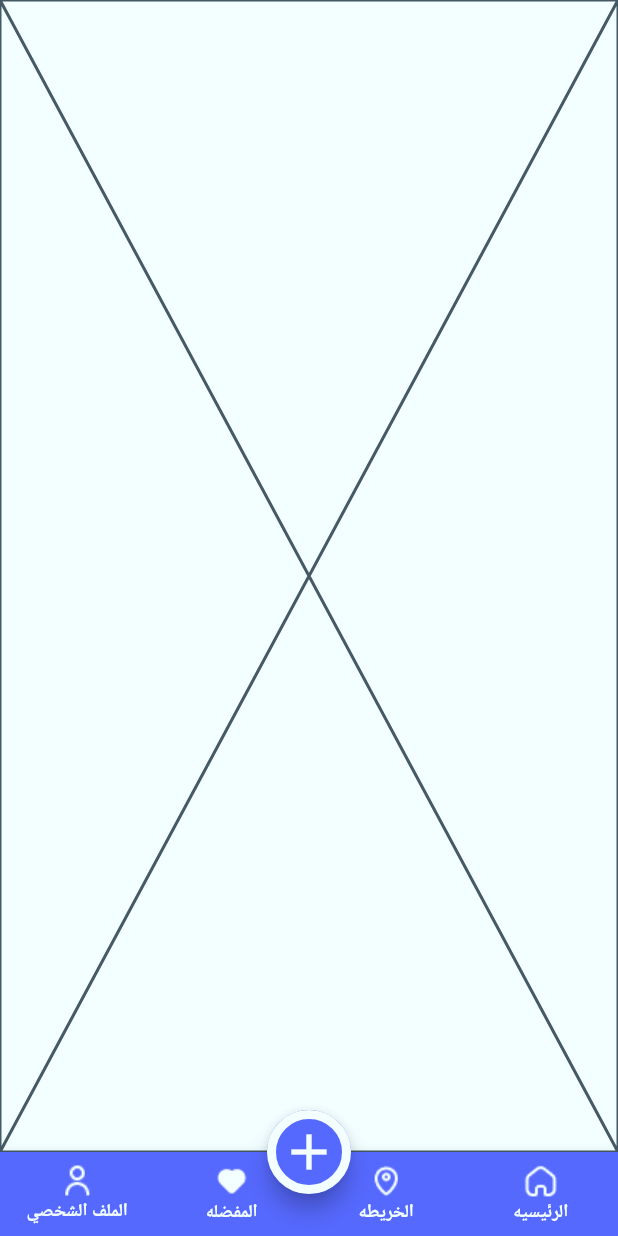
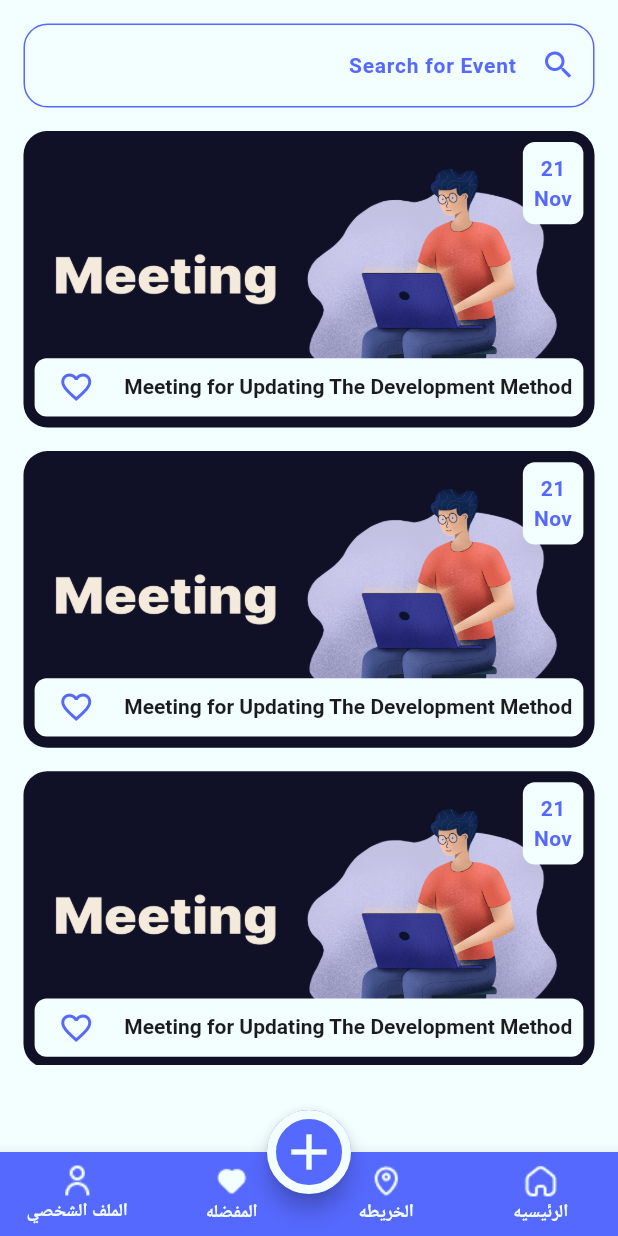
Before and after one commit to DinaAli261/eventely, a Flutter app: the screen it shows after launch, item 3 of the bottom bar chosen, on a phone screen of 412 x 824 dp. Run offline on Flutter 3.47's test engine with Material 3 defaults, Android fonts, the phone set to English and light mode, and no system bars; our stand-ins replace introduction_screen, shared_preferences.

Commit message:
+favorite tab details

```diff
--- a/lib/ui/home/tabs/favorite/favorite_tab.dart
+++ b/lib/ui/home/tabs/favorite/favorite_tab.dart
@@ -1,10 +1,50 @@
+import 'package:evently/ui/home/widget/custom_text_form_field.dart';
+import 'package:evently/utils/App_text_styles.dart';
+import 'package:evently/utils/app_colors.dart';
 import 'package:flutter/material.dart';
+
+import '../home/widget/event_item.dart';
 
 class FavoriteTab extends StatelessWidget {
   const FavoriteTab({super.key});
 
   @override
   Widget build(BuildContext context) {
-    return const Placeholder();
+    var width = MediaQuery
+        .of(context)
+        .size
+        .width;
+    var height = MediaQuery
+        .of(context)
+        .size
+        .height;
+    return Column(
+      children: [
+        Padding(
+          padding: EdgeInsets.all(height * 0.019),
+          child: CustomTextFormField(
+            borderSideColor: AppColors.blue,
+            prefixIcon: Icon(Icons.search, color: AppColors.blue),
+            hintText: "Search for Event",
+            hintStyle: AppTextStyles.blue14Bold,
+
+          ),
+        ),
+        SizedBox(
+          height: 0.756 * height,
+          child: Expanded(child: ListView.separated(
+            itemBuilder: (context, index) {
+              return EventItem();
+            },
+            itemCount: 20,
+            separatorBuilder: (context, index) {
+              return SizedBox(height: height * 0.019,);
+            },
+          )
+          ),
+        )
+
+      ],
+    );
   }
 }
--- a/lib/ui/home/tabs/home/home_tab.dart
+++ b/lib/ui/home/tabs/home/home_tab.dart
@@ -149,7 +149,7 @@ class _HomeTabState extends State<HomeTab> {
             margin: EdgeInsets.only(
                 top: height * 0.019
             ),
-            height: 0.62 * height,
+            height: 0.64 * height,
             child: Expanded(child: ListView.separated(
               itemBuilder: (context, index) {
                 return EventItem();
--- a/lib/ui/home/tabs/home/widget/event_item.dart
+++ b/lib/ui/home/tabs/home/widget/event_item.dart
@@ -1,4 +1,3 @@
-import 'package:evently/ui/home/tabs/home/widget/event_tab_item.dart';
 import 'package:evently/utils/App_text_styles.dart';
 import 'package:evently/utils/app_colors.dart';
 import 'package:evently/utils/app_images.dart';
@@ -36,7 +35,7 @@ class _EventItemState extends State<EventItem> {
         decoration: BoxDecoration(
           borderRadius: BorderRadius.circular(16),
           image: DecorationImage(
-              image: AssetImage(AppImages.birthday), fit: BoxFit.fill),
+              image: AssetImage(AppImages.meeting), fit: BoxFit.fill),
         ),
         child: Column(
             crossAxisAlignment: CrossAxisAlignment.start,
--- /dev/null
+++ b/lib/ui/home/widget/custom_text_form_field.dart
@@ -0,0 +1,51 @@
+import 'package:evently/utils/App_text_styles.dart';
+import 'package:evently/utils/app_colors.dart';
+import 'package:flutter/material.dart';
+
+class CustomTextFormField extends StatelessWidget {
+  Color borderSideColor;
+  String? hintText;
+  String? labelText;
+  TextStyle? hintStyle;
+  TextStyle? labelStyle;
+  Widget? prefixIcon;
+  Widget? suffixIcon;
+
+  CustomTextFormField({
+    super.key,
+    this.borderSideColor = AppColors.grey,
+    this.hintText,
+    this.labelText,
+    this.hintStyle,
+    this.labelStyle,
+    this.prefixIcon,
+    this.suffixIcon,
+  });
+
+  @override
+  Widget build(BuildContext context) {
+    return TextFormField(
+      decoration: InputDecoration(
+        enabledBorder: builtDecorationBorder(borderSideColor: borderSideColor),
+        focusedBorder: builtDecorationBorder(borderSideColor: borderSideColor),
+        errorBorder: builtDecorationBorder(borderSideColor: AppColors.red),
+        focusedErrorBorder: builtDecorationBorder(
+          borderSideColor: AppColors.red,
+        ),
+        hintText: hintText,
+        hintStyle: hintStyle ?? AppTextStyles.grey16Medium,
+        labelText: labelText,
+        labelStyle: labelStyle ?? AppTextStyles.grey16Medium,
+        prefixIcon: prefixIcon,
+        suffixIcon: suffixIcon,
+      ),
+    );
+  }
+
+  OutlineInputBorder builtDecorationBorder({required Color borderSideColor}) {
+    return OutlineInputBorder(
+      borderRadius: BorderRadius.circular(16),
+      borderSide: BorderSide(color: borderSideColor, width: 1),
+    );
+  }
+}
--- a/lib/utils/App_text_styles.dart
+++ b/lib/utils/App_text_styles.dart
@@ -73,4 +73,9 @@ class AppTextStyles {
     color: AppColors.black,
     fontSize: 14,
   );
+  static final TextStyle grey16Medium = TextStyle(
+    fontWeight: FontWeight.w500,
+    color: AppColors.grey,
+    fontSize: 16,
+  );
 }
--- a/lib/utils/app_images.dart
+++ b/lib/utils/app_images.dart
@@ -12,5 +12,5 @@ class AppImages {
   static final String us = 'assets/images/us.png';
   static final String sport = 'assets/images/sport.png';
   static final String birthday = 'assets/images/birthday.png';
-
+  static final String meeting = 'assets/images/meeting.png';
 }
```
Also changed, not shown: assets/images/2.0x/meeting@2x.png (added), assets/images/meeting.png (added), 1 other file.
